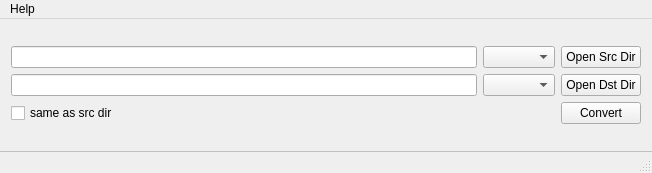
Qt form mainwindow.ui (shengyu7697/ImageFormatConverter) before a commit.
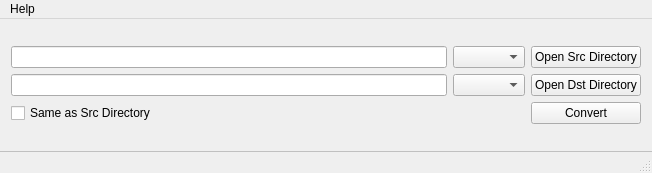
The same form after that commit.

Commit message: Change button text

```diff
--- a/mainwindow.ui
+++ b/mainwindow.ui
@@ -26,14 +26,14 @@
       <item row="2" column="0">
        <widget class="QCheckBox" name="cb3">
         <property name="text">
-         <string>same as src dir</string>
+         <string>Same as Src Directory</string>
         </property>
        </widget>
       </item>
       <item row="1" column="2">
        <widget class="QPushButton" name="pbDstDir">
         <property name="text">
-         <string>Open Dst Dir</string>
+         <string>Open Dst Directory</string>
         </property>
        </widget>
       </item>
@@ -43,7 +43,7 @@
       <item row="0" column="2">
        <widget class="QPushButton" name="pbSrcDir">
         <property name="text">
-         <string>Open Src Dir</string>
+         <string>Open Src Directory</string>
         </property>
        </widget>
       </item>
```
